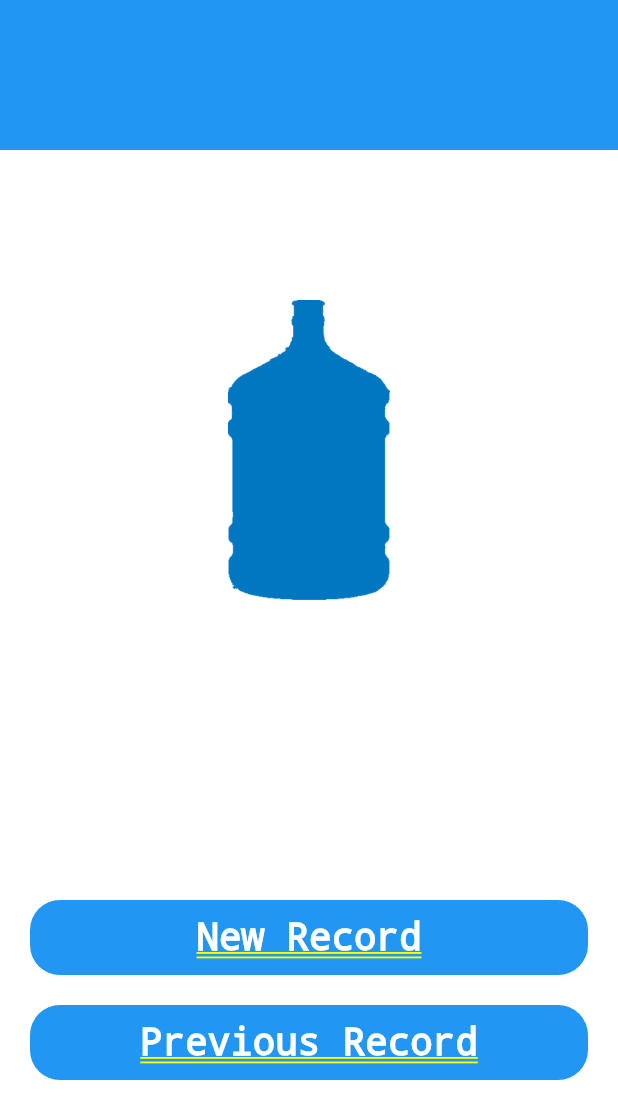
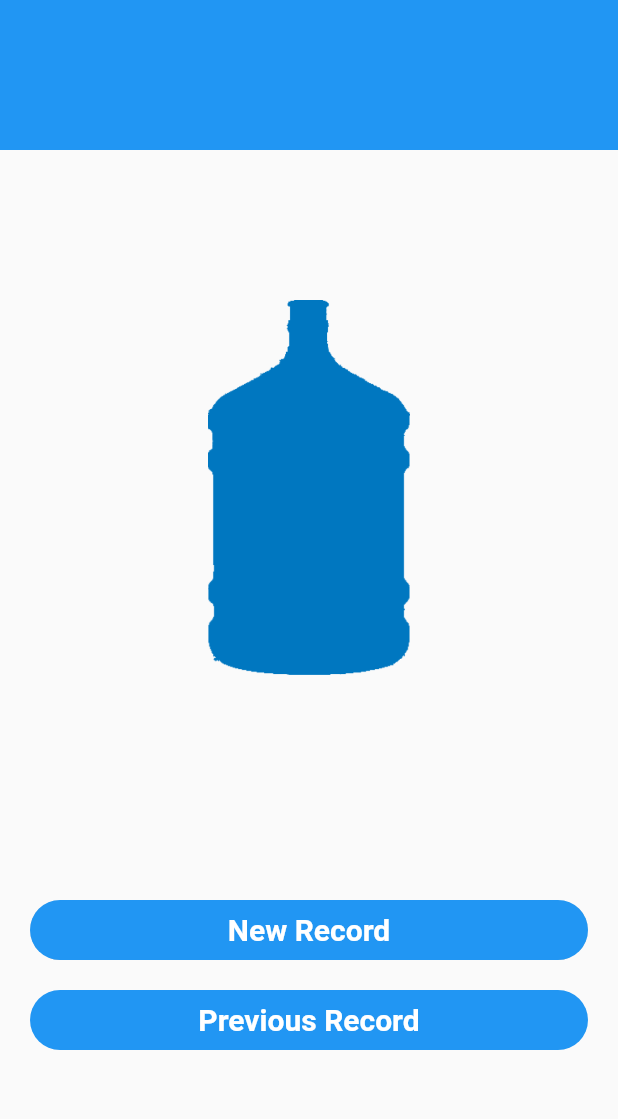
Before and after one commit to irshath11/water_can_app, a Flutter app: the screen it shows after launch, after a tap on "LogIn", on a phone screen of 412 x 824 dp. Shown: the top 1119 px of the screen. Run offline on Flutter 3.47's test engine with Material 2 defaults, Android fonts, the phone set to English and light mode, and no system bars; missing offline and left inert: dart:ffi.

Commit message:
sample UI

```diff
--- a/lib/dashboard.dart
+++ b/lib/dashboard.dart
@@ -1,5 +1,9 @@
+import 'dart:ffi';
+
 import 'package:flutter/material.dart';
 import 'package:water_can_app/widgets/button.dart';
+import 'package:water_can_app/widgets/new_record.dart';
+import 'package:water_can_app/widgets/previous_record.dart';
 
 class DashBoard extends StatefulWidget {
   const DashBoard({super.key});
@@ -11,9 +15,9 @@ class DashBoard extends StatefulWidget {
 class _DashBoardState extends State<DashBoard> {
   @override
   Widget build(BuildContext context) {
-    return Container(
-      color: Colors.white,
-      child: Column(
+    return MaterialApp(
+      home: Scaffold(
+        body: Column(
           children: [
             Container(
               width: MediaQuery.of(context).size.width,
@@ -22,15 +26,46 @@ class _DashBoardState extends State<DashBoard> {
             ),
             const SizedBox(height: 100),
             Container(
-          width: 150,
-          height: 200,
+                width: 200,
+                height: 250,
                 color: Colors.transparent,
                 child: Image.asset('assets/images/waterDash.png')),
-         const SizedBox(height: 200),
-         Button(text: "New Record", colorBg: Colors.blue, textColor: Colors.white, onTapAction: () {}),
+            const SizedBox(height: 150),
+            ClipRRect(
+              borderRadius: BorderRadius.circular(20),
+              child: SizedBox(
+                width: MediaQuery.of(context).size.width - 40,
+                height: 40,
+                child: ElevatedButton(
+                    onPressed: () {
+                      showModalBottomSheet<void>(
+                          context: context,
+                          backgroundColor: Colors.transparent,
+                          builder: (BuildContext context) {
+                            return const NewRecord();
+                          });
+                    },
+                    child: const Text(
+                      'New Record',
+                      style: TextStyle(
+                          color: Colors.white,
+                          fontSize: 20,
+                          fontWeight: FontWeight.bold),
+                    )),
+              ),
+            ),
             const SizedBox(height: 20),
-         Button(text: "Previous Record", colorBg: Colors.blue, textColor: Colors.white, onTapAction: () {}),
+            Button(
+                text: "Previous Record",
+                colorBg: Colors.blue,
+                textColor: Colors.white,
+                width: MediaQuery.of(context).size.width - 40,
+                onTapAction: () {
+                  Navigator.push(context,
+                    MaterialPageRoute(builder: (context) => const PreviousRecord()));
+                }),
           ],
+        ),
       ),
     );
   }
--- a/lib/main.dart
+++ b/lib/main.dart
@@ -43,6 +43,7 @@ class _MyHomePageState extends State<MyHomePage> {
               text: 'LogIn',
               colorBg: Colors.white,
               textColor: Colors.black,
+              width: MediaQuery.of(context).size.width - 40,
               onTapAction: () {
                 Navigator.push(context,
                     MaterialPageRoute(builder: (context) => const DashBoard()));
--- a/lib/widgets/button.dart
+++ b/lib/widgets/button.dart
@@ -1,10 +1,12 @@
+
 import 'package:flutter/material.dart';
 
 class Button extends StatefulWidget {
-  const Button({super.key, required this.text, required this.colorBg, required this.textColor, required this.onTapAction});
+  const Button({super.key, required this.text, required this.colorBg, required this.textColor, required this.onTapAction, required this.width});
   final String text;
   final Color colorBg;
   final Color textColor;
+  final double width;
   final Function() onTapAction;
 
   @override
@@ -17,15 +19,15 @@ class _ButtonState extends State<Button> {
     return InkWell(
       onTap: widget.onTapAction,
       child: Container(
-        height: 50,
+        height: 40,
         decoration: BoxDecoration(
             color: widget.colorBg, borderRadius: BorderRadius.circular(20)),
-        width: MediaQuery.of(context).size.width - 40,
+        width: widget.width,
         child: Center(
             child: Text(
           widget.text,
           style: TextStyle(
-              color: widget.textColor, fontSize: 25, fontWeight: FontWeight.bold),
+              color: widget.textColor, fontSize: 20, fontWeight: FontWeight.bold),
         )),
       ),
     );
--- /dev/null
+++ b/lib/widgets/previous_record.dart
@@ -0,0 +1,30 @@
+
+import 'package:flutter/material.dart';
+import 'package:water_can_app/widgets/button.dart';
+import 'package:water_can_app/widgets/new_record.dart';
+
+class PreviousRecord extends StatefulWidget {
+  const PreviousRecord({super.key});
+
+  @override
+  State<PreviousRecord> createState() => _PreviousRecordState();
+}
+
+class _PreviousRecordState extends State<PreviousRecord> {
+  @override
+  Widget build(BuildContext context) {
+    return MaterialApp(
+      home: Scaffold(
+        body: Column(
+          children: [
+            Container(
+              width: MediaQuery.of(context).size.width,
+              height: 100,
+              color: Colors.blue,
+            ),
+          ],
+        ),
+      ),
+    );
+  }
+}
```
Also changed, not shown: lib/widgets/new_record.dart (added, +47 -0 lines). Lines whose indentation alone changed are shown as unchanged.
